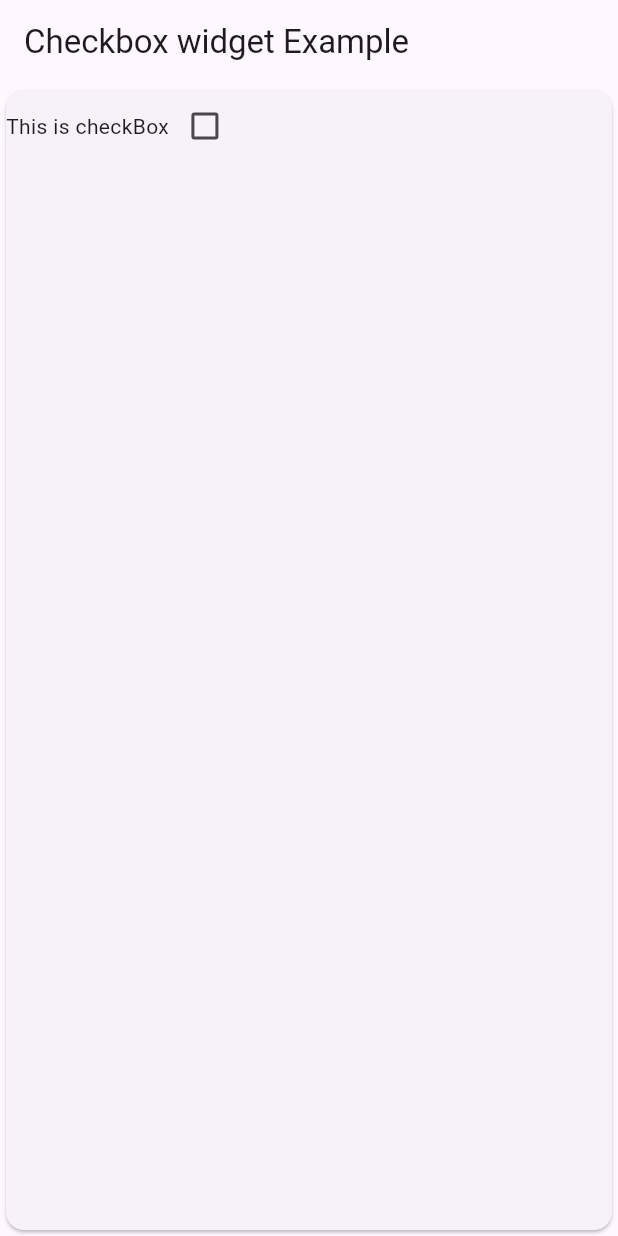
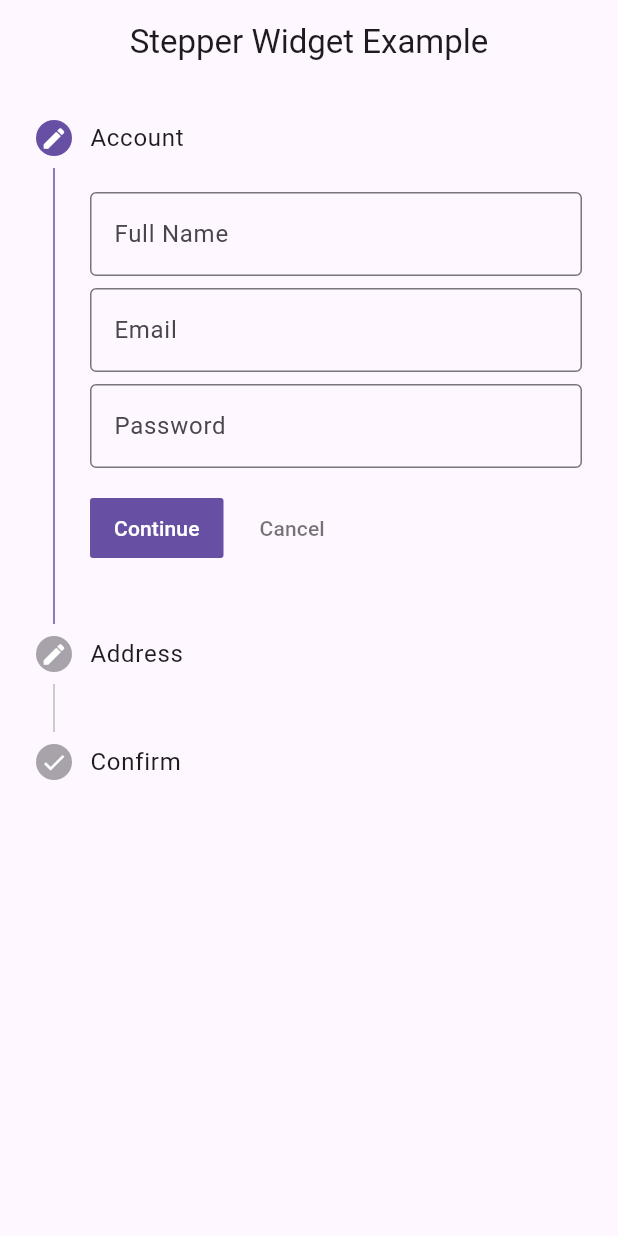
Before and after one commit to vaibhavt-nt/flutter_training, a Flutter app: the screen it shows after launch, on a phone screen of 412 x 824 dp. Run offline on Flutter 3.47's test engine with Material 3 defaults, Android fonts, the light colour scheme and no system bars; missing offline and left inert: dart:ffi; key blocks and very long unbroken strings in the code were emptied for the run.

Commit message:
stepper Widget  learned

```diff
--- a/lib/main.dart
+++ b/lib/main.dart
@@ -34,6 +34,7 @@ import 'package:flutter_training/widgets/silver_appbar.dart';
 import 'package:flutter_training/widgets/slider.dart';
 import 'package:flutter_training/widgets/slivergrid.dart';
 import 'package:flutter_training/widgets/sliverlist.dart';
+import 'package:flutter_training/widgets/stepper.dart';
 import 'package:flutter_training/widgets/streambuilder.dart';
 import 'package:flutter_training/widgets/tab_bar.dart';
 import 'package:flutter_training/widgets/table_view.dart';
@@ -50,7 +51,7 @@ class homepage extends StatelessWidget {
   Widget build(BuildContext context) {
     return MaterialApp(
       title: "my home page",
-      home: CheckBoxWidget(),
+      home: StepperWidget(),
     );
   }
 }
--- /dev/null
+++ b/lib/widgets/stepper.dart
@@ -0,0 +1,162 @@
+import 'package:flutter/material.dart';
+
+class StepperWidget extends StatefulWidget {
+  const StepperWidget({Key? key}) : super(key: key);
+
+  @override
+  _StepperWidgetState createState() => _StepperWidgetState();
+}
+
+class _StepperWidgetState extends State<StepperWidget> {
+
+// we have initialized active step to 0 so that
+// our stepper widget will start from first step
+  int _activeCurrentStep = 0;
+
+  TextEditingController name = TextEditingController();
+  TextEditingController email = TextEditingController();
+  TextEditingController pass = TextEditingController();
+  TextEditingController address = TextEditingController();
+  TextEditingController pincode = TextEditingController();
+
+// Here we have created list of steps
+// that are required to complete the form
+  List<Step> stepList() => [
+    // This is step1 which is called Account.
+    // Here we will fill our personal details
+    Step(
+      state: _activeCurrentStep <= 0 ? StepState.editing : StepState.complete,
+      isActive: _activeCurrentStep >= 0,
+      title: const Text('Account'),
+      content: Container(
+        child: Column(
+          children: [
+            TextField(
+              controller: name,
+              decoration: const InputDecoration(
+                border: OutlineInputBorder(),
+                labelText: 'Full Name',
+              ),
+            ),
+            const SizedBox(
+              height: 8,
+            ),
+            TextField(
+              controller: email,
+              decoration: const InputDecoration(
+                border: OutlineInputBorder(),
+                labelText: 'Email',
+              ),
+            ),
+            const SizedBox(
+              height: 8,
+            ),
+            TextField(
+              controller: pass,
+              obscureText: true,
+              decoration: const InputDecoration(
+                border: OutlineInputBorder(),
+                labelText: 'Password',
+              ),
+            ),
+          ],
+        ),
+      ),
+    ),
+    // This is Step2 here we will enter our address
+    Step(
+        state:
+        _activeCurrentStep <= 1 ? StepState.editing : StepState.complete,
+        isActive: _activeCurrentStep >= 1,
+        title: const Text('Address'),
+        content: Container(
+          child: Column(
+            children: [
+              const SizedBox(
+                height: 8,
+              ),
+              TextField(
+                controller: address,
+                decoration: const InputDecoration(
+                  border: OutlineInputBorder(),
+                  labelText: 'Full House Address',
+                ),
+              ),
+              const SizedBox(
+                height: 8,
+              ),
+              TextField(
+                controller: pincode,
+                decoration: const InputDecoration(
+                  border: OutlineInputBorder(),
+                  labelText: 'Pin Code',
+                ),
+              ),
+            ],
+          ),
+        )),
+
+    // This is Step3 here we will display all the details
+    // that are entered by the user
+    Step(
+        state: StepState.complete,
+        isActive: _activeCurrentStep >= 2,
+        title: const Text('Confirm'),
+        content: Container(
+            child: Column(
+              crossAxisAlignment: CrossAxisAlignment.stretch,
+              mainAxisAlignment: MainAxisAlignment.start,
+              children: [
+                Text('Name: ${name.text}'),
+                Text('Email: ${email.text}'),
+                Text('Password: ${pass.text}'),
+                Text('Address : ${address.text}'),
+                Text('PinCode : ${pincode.text}'),
+              ],
+            )))
+  ];
+
+  @override
+  Widget build(BuildContext context) {
+    return Scaffold(
+      appBar: AppBar(
+        centerTitle: true,
+        title: const Text('Stepper Widget Example'),
+      ),
+      // Here we have initialized the stepper widget
+      body: Stepper(
+        type: StepperType.vertical,
+        currentStep: _activeCurrentStep,
+        steps: stepList(),
+
+        // onStepContinue takes us to the next step
+        onStepContinue: () {
+          if (_activeCurrentStep < (stepList().length - 1)) {
+            setState(() {
+              _activeCurrentStep += 1;
+            });
+          }
+        },
+
+        // onStepCancel takes us to the previous step
+        onStepCancel: () {
+          if (_activeCurrentStep == 0) {
+            return;
+          }
+
+          setState(() {
+            _activeCurrentStep -= 1;
+          });
+        },
+
+        // onStepTap allows to directly click on the particular step we want
+        onStepTapped: (int index) {
+          setState(() {
+            _activeCurrentStep = index;
+          });
+        },
+
+      ),
+    );
+  }
+}
```
